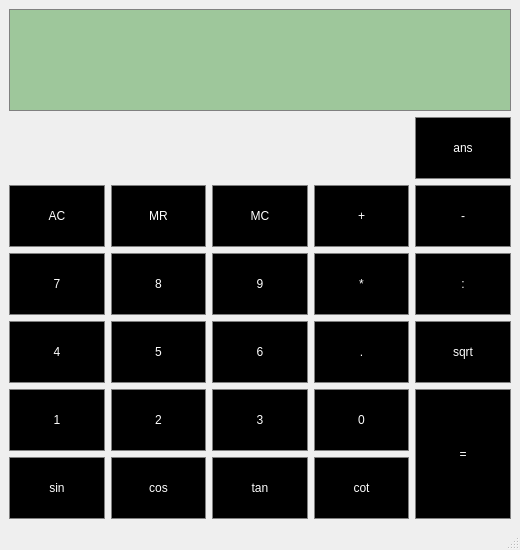
Old version of the form Calculator/calculator.ui in the repository mastree/Tubes1OOP.
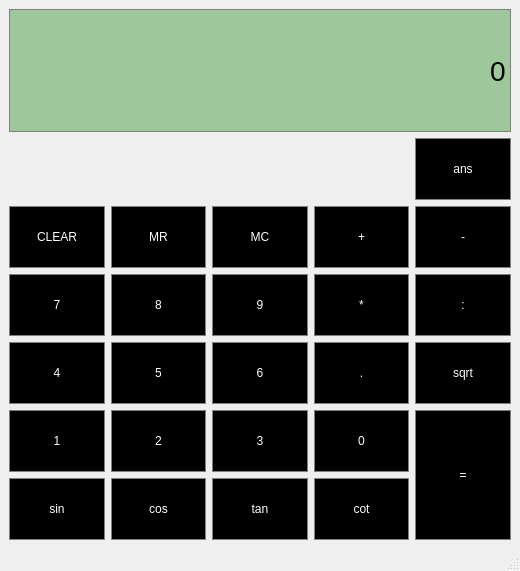
New version of the form.

```diff
--- a/Calculator/calculator.ui
+++ b/Calculator/calculator.ui
@@ -7,7 +7,7 @@
     <x>0</x>
     <y>0</y>
     <width>520</width>
-    <height>503</height>
+    <height>571</height>
    </rect>
   </property>
   <property name="windowTitle">
@@ -298,7 +298,7 @@
        <string notr="true"/>
       </property>
       <property name="text">
-       <string>AC</string>
+       <string>CLEAR</string>
       </property>
       <property name="default">
        <bool>false</bool>
@@ -444,9 +444,20 @@
         <verstretch>0</verstretch>
        </sizepolicy>
       </property>
+      <property name="font">
+       <font>
+        <pointsize>21</pointsize>
+       </font>
+      </property>
       <property name="styleSheet">
        <string notr="true"/>
       </property>
+      <property name="text">
+       <string>0</string>
+      </property>
+      <property name="alignment">
+       <set>Qt::AlignRight|Qt::AlignTrailing|Qt::AlignVCenter</set>
+      </property>
      </widget>
     </item>
     <item row="4" column="0">
```
Left out of the diff: 2 changed lines with no effect on the pictures.
